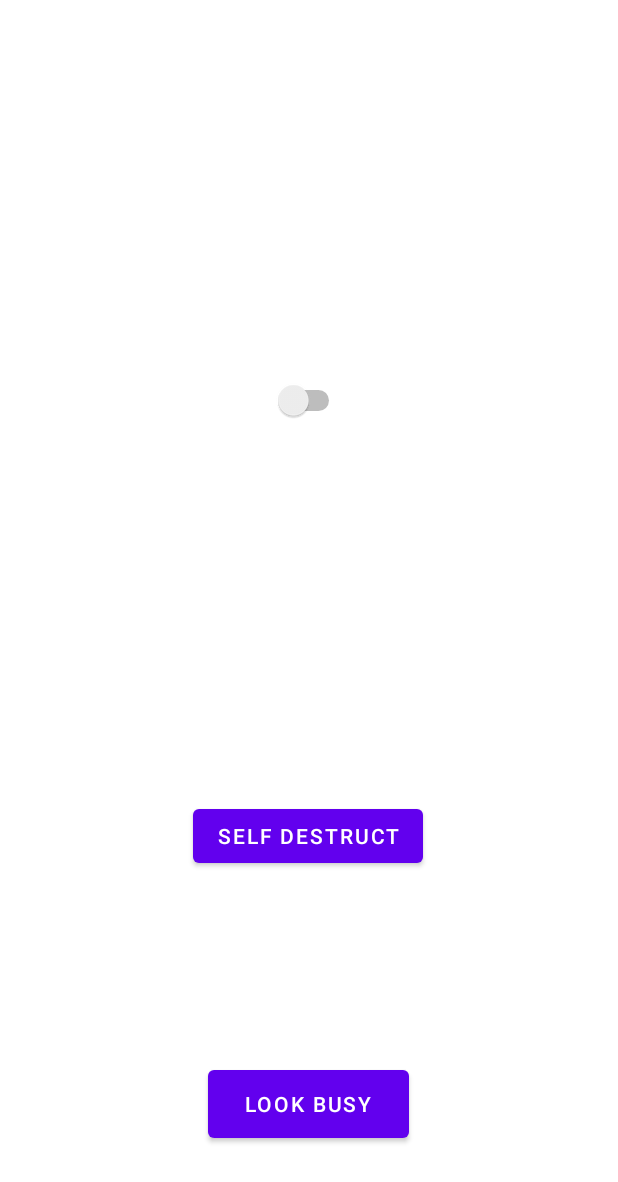
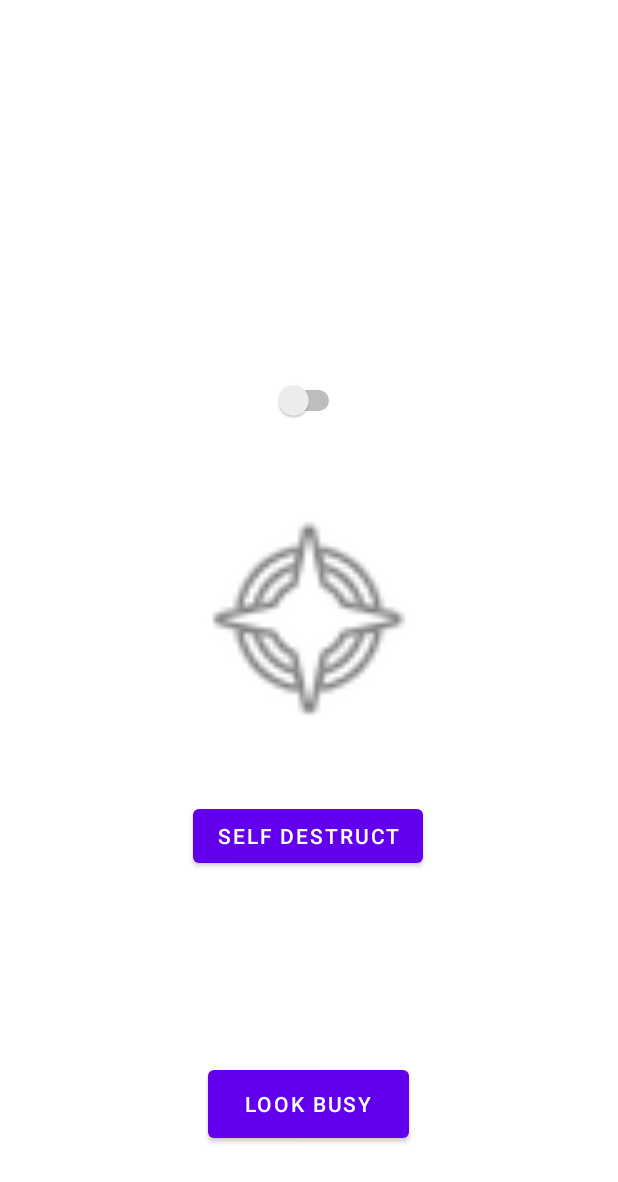
Before and after one commit to diegoalex33/UselessMachine, an Android app: the layout activity_main.xml on its own in the app's theme, with its tools: preview values and no code run, on a phone screen of 412 x 824 dp. Shown: the top 1182 px of the screen. Run offline under Robolectric (Android 15) with nearby library versions, the phone set to English and light mode, and no system bars.

Commit message:
Self destruct works and so does useless switch

```diff
--- a/app/src/main/java/com/example/uselessmachine/MainActivity.kt
+++ b/app/src/main/java/com/example/uselessmachine/MainActivity.kt
@@ -1,18 +1,23 @@
 package com.example.uselessmachine
 
+import android.graphics.Color
+import android.graphics.PorterDuff
 import androidx.appcompat.app.AppCompatActivity
 import android.os.Bundle
 import android.os.CountDownTimer
 import android.widget.Button
+import android.widget.ImageView
 import android.widget.Switch
 import android.widget.Toast
 import java.util.concurrent.CountDownLatch
+import kotlin.system.exitProcess
 
 class MainActivity : AppCompatActivity() {
 
     lateinit var uselessSwitch: Switch
     lateinit var lookBusyButton: Button
     lateinit var selfDestructButton: Button
+    lateinit var lightImageView: ImageView
 
     override fun onCreate(savedInstanceState: Bundle?) {
         super.onCreate(savedInstanceState)
@@ -24,26 +29,58 @@ class MainActivity : AppCompatActivity() {
             //toast for when checked
             if (isChecked) {
                 Toast.makeText(this@MainActivity, "Switch is checked", Toast.LENGTH_SHORT).show()
+                startSwitchTimer()
             }
             //toast for when unchecked
             if (!isChecked) {
-            Toast.makeText(this@MainActivity, "Switch is not checked", Toast.LENGTH_SHORT).show()
+                Toast.makeText(this@MainActivity, "Switch is not checked", Toast.LENGTH_SHORT).show()
             }
-            startSwitchTimer()
+        }
 
+        selfDestructButton.setOnClickListener {
+            var swap = 100
+            val destructTimer = object : CountDownTimer(10000, 500) {
+                override fun onTick(p0: Long) {
+                    swap--
+                    selfDestructButton.text = "" + p0/1000
+                    if(swap%2==0) {
+                        lightImageView.setColorFilter(Color.RED, PorterDuff.Mode.ADD)
+                    }
+                    else{
+                        lightImageView.setColorFilter(Color.WHITE, PorterDuff.Mode.ADD)
+                    }
+                }
+
+                override fun onFinish() {
+                    finish()
+                }
+            }
+            destructTimer.start()
         }
     }
 
-    private fun startSwitchTimer(){
-        object : CountDownTimer(millisInFuture: 3000, countDownInterval: 500){
+    private fun startSwitchTimer() {
+        //make an anonymous inner class to create a CountDownTimer object
+        val uselessTimer = object : CountDownTimer(3000, 500) {
+            //callback functions will be called later, sometime in the future
+            override fun onTick(p0: Long) {
+                if (!uselessSwitch.isChecked) {
+                    cancel()
+                }
+            }
 
+            override fun onFinish() {
+                //turn switch off
+                uselessSwitch.isChecked = false
+            }
         }
-
+        uselessTimer.start()
     }
 
-    private fun wireWidgets(){
+    private fun wireWidgets() {
         uselessSwitch = findViewById(R.id.switch_main_useless)
         lookBusyButton = findViewById(R.id.button_main_lookBusy)
         selfDestructButton = findViewById(R.id.button_main_selfDestruct)
+        lightImageView = findViewById(R.id.imageView_main_light)
     }
 }
--- a/app/src/main/res/layout/activity_main.xml
+++ b/app/src/main/res/layout/activity_main.xml
@@ -41,4 +41,16 @@
         app:layout_constraintStart_toStartOf="parent"
         app:layout_constraintTop_toBottomOf="@+id/button_main_selfDestruct"
         app:layout_constraintVertical_bias="0.68" />
+
+    <ImageView
+        android:id="@+id/imageView_main_light"
+        android:layout_width="180dp"
+        android:layout_height="160dp"
+        app:layout_constraintBottom_toBottomOf="parent"
+        app:layout_constraintEnd_toEndOf="parent"
+        app:layout_constraintHorizontal_bias="0.5"
+        app:layout_constraintStart_toStartOf="parent"
+        app:layout_constraintTop_toTopOf="parent"
+        app:srcCompat="@android:drawable/ic_menu_compass" />
+
 </androidx.constraintlayout.widget.ConstraintLayout>
```
